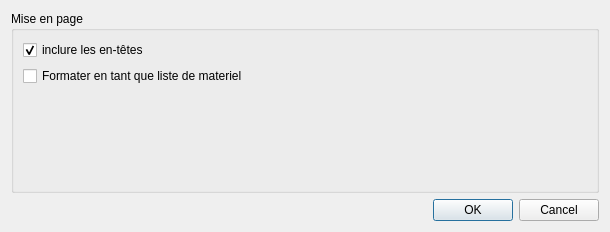
First picture: the form in sources/ui/bomexportdialog.ui, repository qelectrotech/qelectrotech-source-mirror, before the edit.
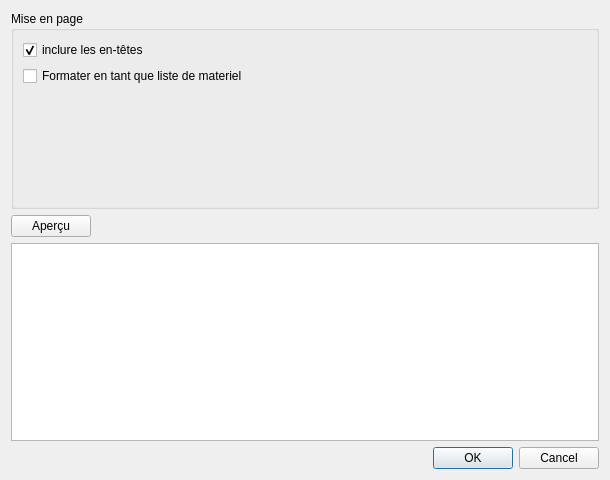
Second picture: the form after the edit.

Commit message: Add read-only enforcement, preview, import/export to custom SQL reports

Diff of the .ui file:
```diff
--- a/sources/ui/bomexportdialog.ui
+++ b/sources/ui/bomexportdialog.ui
@@ -7,7 +7,7 @@
     <x>0</x>
     <y>0</y>
     <width>610</width>
-    <height>232</height>
+    <height>480</height>
    </rect>
   </property>
   <property name="windowTitle">
@@ -56,6 +56,37 @@
      </layout>
     </widget>
    </item>
+   <item>
+    <layout class="QHBoxLayout" name="m_preview_layout">
+     <item>
+      <widget class="QPushButton" name="m_preview_pb">
+       <property name="text">
+        <string>Aperçu</string>
+       </property>
+      </widget>
+     </item>
+     <item>
+      <spacer name="m_preview_spacer">
+       <property name="orientation">
+        <enum>Qt::Horizontal</enum>
+       </property>
+       <property name="sizeHint" stdset="0">
+        <size>
+         <width>40</width>
+         <height>20</height>
+        </size>
+       </property>
+      </spacer>
+     </item>
+    </layout>
+   </item>
+   <item>
+    <widget class="QTableView" name="m_preview_table">
+     <property name="editTriggers">
+      <set>QAbstractItemView::NoEditTriggers</set>
+     </property>
+    </widget>
+   </item>
    <item>
     <widget class="QDialogButtonBox" name="buttonBox">
      <property name="orientation">
```
The commit also changes 7 other files.
